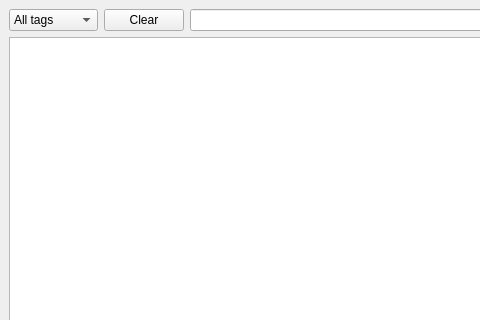
andrascii/RiveSolutions_SEO_Spider, file logger/ui/logger_main_window.ui: the form before one commit; both pictures show x 0 to 480 and y 0 to 320 of the 1144 by 590 pixel window.
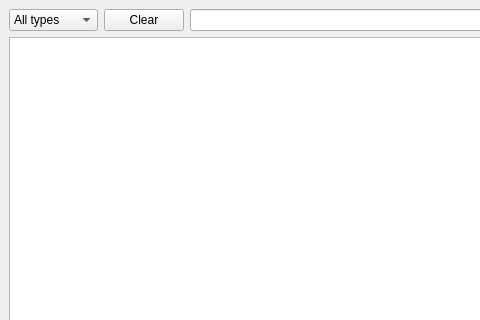
The form after the commit.

Commit message: добавлен фильтр по типу через comboBox

Diff of the .ui file:
```diff
--- a/logger/ui/logger_main_window.ui
+++ b/logger/ui/logger_main_window.ui
@@ -21,7 +21,7 @@
        <widget class="QComboBox" name="comboBox">
         <item>
          <property name="text">
-          <string>All tags</string>
+          <string>All types</string>
          </property>
         </item>
         <item>
```
The commit also changes 2 other files.
